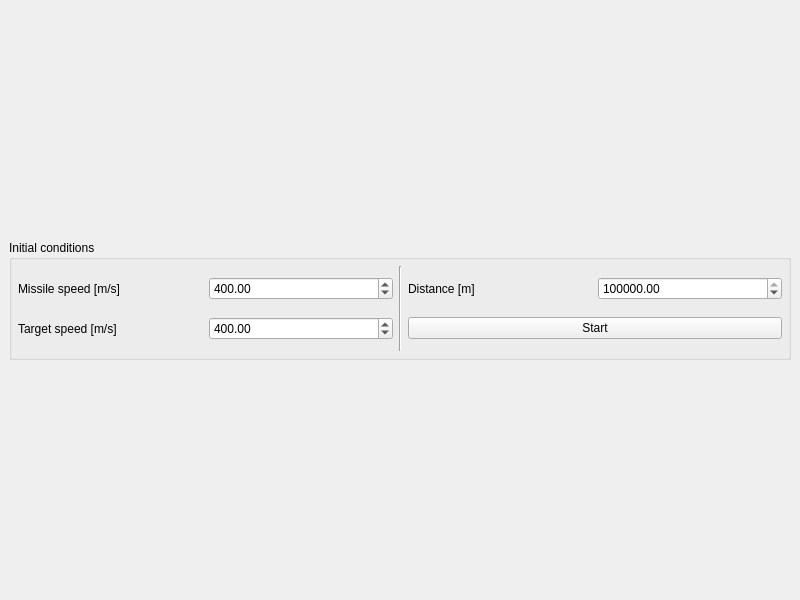
First picture: the form in mainwindow.ui, repository zubaaan/ED_RocketSim, before the edit.
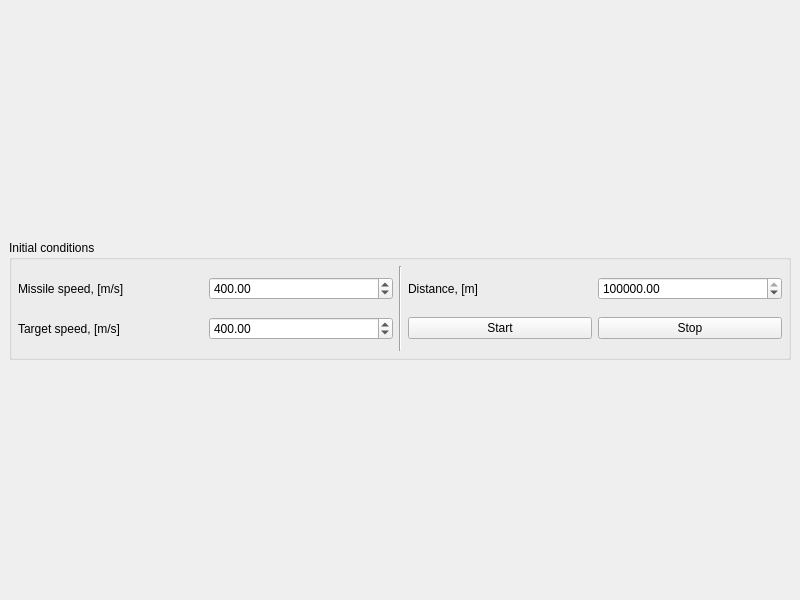
Second picture: the form after the edit.

```diff
--- a/mainwindow.ui
+++ b/mainwindow.ui
@@ -48,7 +48,7 @@
              <item>
               <widget class="QLabel" name="label">
                <property name="text">
-                <string>Missile speed [m/s]</string>
+                <string>Missile speed, [m/s]</string>
                </property>
               </widget>
              </item>
@@ -72,7 +72,7 @@
              <item>
               <widget class="QLabel" name="label_2">
                <property name="text">
-                <string>Target speed [m/s]</string>
+                <string>Target speed, [m/s]</string>
                </property>
               </widget>
              </item>
@@ -110,7 +110,7 @@
              <item>
               <widget class="QLabel" name="label_3">
                <property name="text">
-                <string>Distance [m]</string>
+                <string>Distance, [m]</string>
                </property>
               </widget>
              </item>
@@ -132,11 +132,22 @@
            <item>
             <layout class="QHBoxLayout" name="horizontalLayout_4">
              <item>
+              <layout class="QHBoxLayout" name="horizontalLayout_7">
+               <item>
               <widget class="QPushButton" name="pB_start">
                <property name="text">
                 <string>Start</string>
                </property>
               </widget>
+               </item>
+               <item>
+                <widget class="QPushButton" name="pB_stop">
+                 <property name="text">
+                  <string>Stop</string>
+                 </property>
+                </widget>
+               </item>
+              </layout>
              </item>
             </layout>
            </item>
```
Left out of the diff: 2 changed lines with no effect on the pictures. Lines whose indentation alone changed are shown as unchanged.
